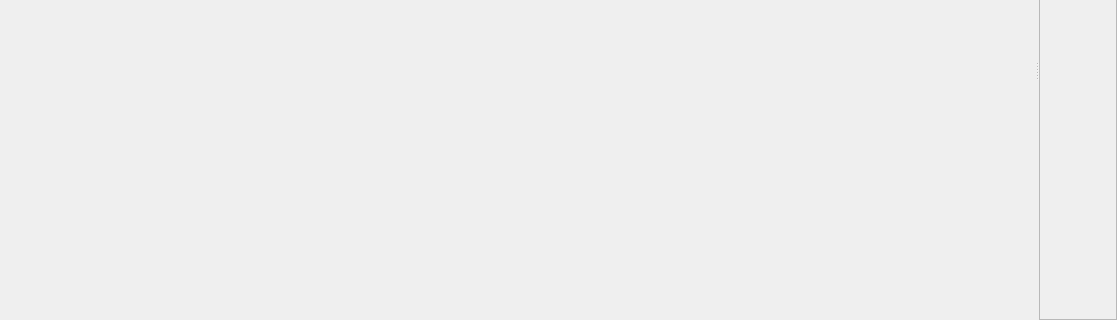
First picture: the form in src/ui/qgsattributesformproperties.ui, repository qgis/QGIS, before the edit; both pictures show x 0 to 1117 and y 236 to 556 of the 1117 by 556 pixel window.
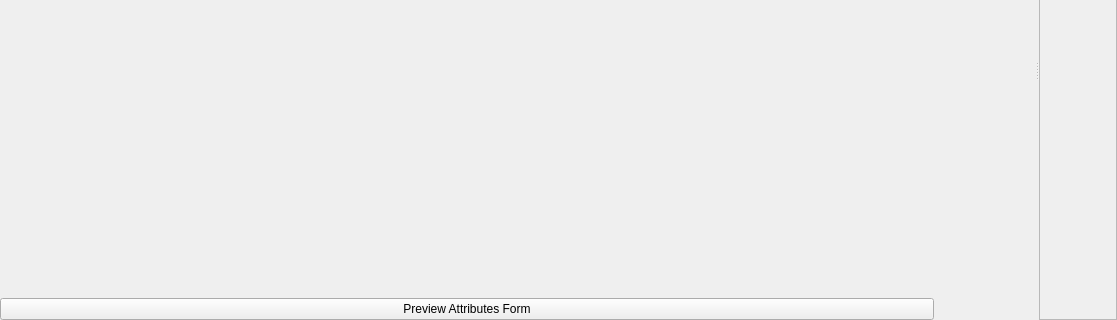
Second picture: the form after the edit. Icons and pictures are not drawn. Custom widgets are drawn as their Qt base class.

Commit message: [attribute form] Add the ability to preview the attributes form within the vector layer properties dialog

```diff
--- a/src/ui/qgsattributesformproperties.ui
+++ b/src/ui/qgsattributesformproperties.ui
@@ -329,6 +329,13 @@
          </item>
         </layout>
        </item>
+       <item row="2" column="0">
+        <widget class="QPushButton" name="mFormPreviewButton">
+         <property name="text">
+          <string>Preview Attributes Form</string>
+         </property>
+        </widget>
+       </item>
       </layout>
      </widget>
      <widget class="QgsScrollArea" name="scrollArea_2">
```
The commit also changes 13 other files.
